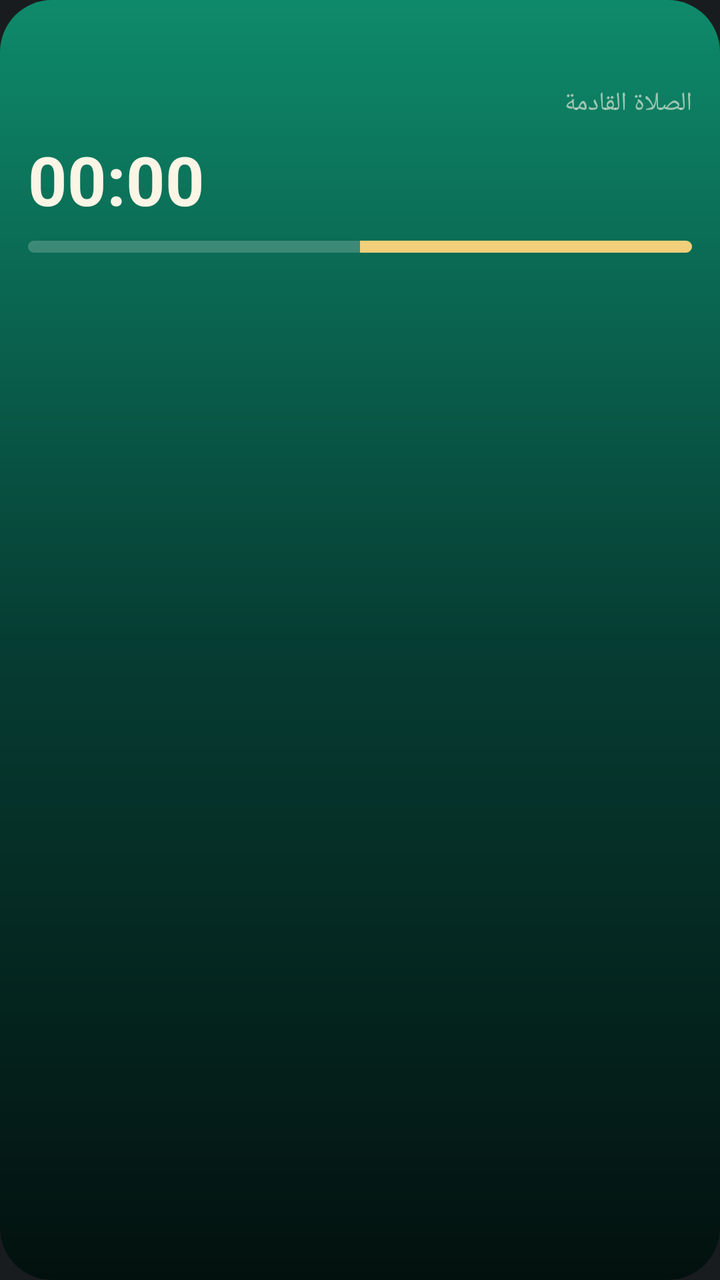
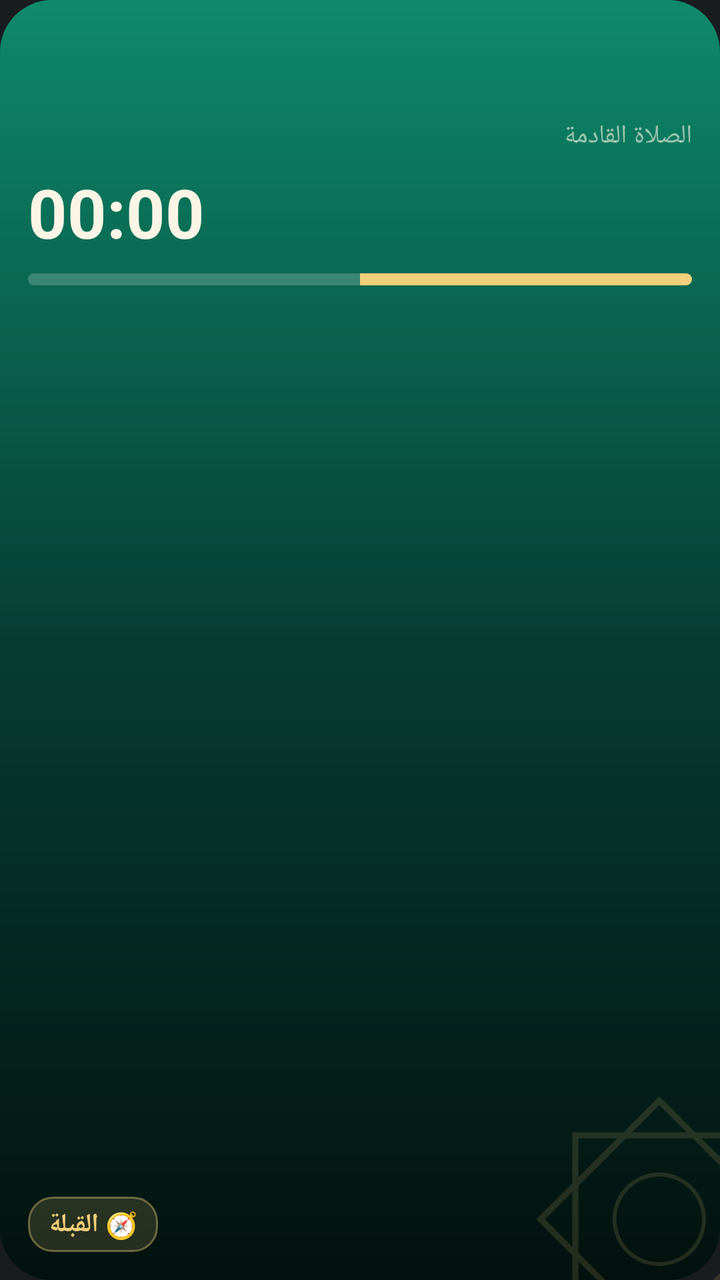

Two renders of the same Android screen: before a commit and after it. Below are the layout's source before the change and the commit's diff.
<!-- AndroidManifest.xml: application theme android:Theme.DeviceDefault.NoActionBar -->
<!-- res/layout/widget_large.xml -->
<?xml version="1.0" encoding="utf-8"?>
<LinearLayout xmlns:android="http://schemas.android.com/apk/res/android"
    android:id="@+id/root"
    android:layout_width="match_parent"
    android:layout_height="match_parent"
    android:background="@drawable/bg_dhuhr"
    android:layoutDirection="rtl"
    android:orientation="vertical"
    android:padding="14dp">

    <LinearLayout
        android:layout_width="match_parent"
        android:layout_height="wrap_content"
        android:orientation="horizontal">
        <TextView
            android:id="@+id/hijri"
            android:layout_width="0dp"
            android:layout_height="wrap_content"
            android:layout_weight="1"
            android:textColor="@color/gold"
            android:textSize="13sp"
            android:maxLines="1" />
        <TextView
            android:id="@+id/city"
            android:layout_width="wrap_content"
            android:layout_height="wrap_content"
            android:textColor="@color/dim"
            android:textSize="13sp"
            android:maxLines="1" />
    </LinearLayout>

    <LinearLayout
        android:layout_width="match_parent"
        android:layout_height="wrap_content"
        android:layout_marginTop="6dp"
        android:gravity="center_vertical"
        android:orientation="horizontal">
        <LinearLayout
            android:layout_width="0dp"
            android:layout_height="wrap_content"
            android:layout_weight="1"
            android:orientation="vertical">
            <TextView
                android:id="@+id/next_label"
                android:layout_width="wrap_content"
                android:layout_height="wrap_content"
                android:text="الصلاة القادمة"
                android:textColor="@color/dim"
                android:textSize="13sp" />
            <TextView
                android:id="@+id/next_name"
                android:layout_width="wrap_content"
                android:layout_height="wrap_content"
                android:textColor="@color/gold"
                android:textSize="40sp"
                android:textStyle="bold"
                android:maxLines="1"
                android:includeFontPadding="false" />
        </LinearLayout>
        <LinearLayout
            android:layout_width="wrap_content"
            android:layout_height="wrap_content"
            android:gravity="end"
            android:orientation="vertical">
            <TextView
                android:id="@+id/next_time"
                android:layout_width="wrap_content"
                android:layout_height="wrap_content"
                android:textColor="@color/ivory"
                android:textSize="22sp"
                android:textStyle="bold" />
            <Chronometer
                android:id="@+id/countdown"
                android:layout_width="wrap_content"
                android:layout_height="wrap_content"
                android:countDown="true"
                android:textColor="@color/ivory"
                android:textSize="34sp"
                android:textStyle="bold"
                android:layoutDirection="ltr" />
        </LinearLayout>
    </LinearLayout>

    <ProgressBar
        android:id="@+id/progress"
        style="@android:style/Widget.ProgressBar.Horizontal"
        android:layout_width="match_parent"
        android:layout_height="6dp"
        android:layout_marginTop="8dp"
        android:layout_marginBottom="8dp"
        android:max="1000"
        android:progress="500"
        android:progressDrawable="@drawable/progress_gold" />

    <LinearLayout
        android:layout_width="match_parent"
        android:layout_height="0dp"
        android:layout_weight="1"
        android:orientation="vertical">
        <LinearLayout
            android:id="@+id/row_fajr"
            android:layout_width="match_parent"
            android:layout_height="0dp"
            android:layout_weight="1"
            android:background="@drawable/tile_off"
            android:gravity="center_vertical"
            android:orientation="horizontal"
            android:paddingStart="12dp"
            android:paddingEnd="12dp">
            <TextView
                android:id="@+id/name_fajr"
                android:layout_width="0dp"
                android:layout_height="wrap_content"
                android:layout_weight="1"
                android:textColor="@color/ivory"
                android:textSize="20sp"
                android:textStyle="bold"
                android:maxLines="1" />
            <TextView
                android:id="@+id/time_fajr"
                android:layout_width="wrap_content"
                android:layout_height="wrap_content"
                android:textColor="@color/ivory"
                android:textSize="21sp"
                android:textStyle="bold"
                android:maxLines="1" />
        </LinearLayout>
        <LinearLayout
            android:id="@+id/row_sunrise"
            android:layout_width="match_parent"
            android:layout_height="0dp"
            android:layout_weight="1"
            android:background="@drawable/tile_off"
            android:gravity="center_vertical"
            android:orientation="horizontal"
            android:paddingStart="12dp"
            android:paddingEnd="12dp">
            <TextView
                android:id="@+id/name_sunrise"
                android:layout_width="0dp"
                android:layout_height="wrap_content"
                android:layout_weight="1"
                android:textColor="@color/ivory"
                android:textSize="16sp"
                android:textStyle="bold"
                android:maxLines="1" />
            <TextView
                android:id="@+id/time_sunrise"
                android:layout_width="wrap_content"
                android:layout_height="wrap_content"
                android:textColor="@color/ivory"
                android:textSize="16sp"
                android:textStyle="bold"
                android:maxLines="1" />
        </LinearLayout>
        <LinearLayout
            android:id="@+id/row_dhuhr"
            android:layout_width="match_parent"
            android:layout_height="0dp"
            android:layout_weight="1"
            android:background="@drawable/tile_off"
            android:gravity="center_vertical"
            android:orientation="horizontal"
            android:paddingStart="12dp"
            android:paddingEnd="12dp">
            <TextView
                android:id="@+id/name_dhuhr"
                android:layout_width="0dp"
                android:layout_height="wrap_content"
                android:layout_weight="1"
                android:textColor="@color/ivory"
                android:textSize="20sp"
                android:textStyle="bold"
                android:maxLines="1" />
            <TextView
                android:id="@+id/time_dhuhr"
                android:layout_width="wrap_content"
                android:layout_height="wrap_content"
                android:textColor="@color/ivory"
                android:textSize="21sp"
                android:textStyle="bold"
                android:maxLines="1" />
        </LinearLayout>
        <LinearLayout
            android:id="@+id/row_asr"
            android:layout_width="match_parent"
            android:layout_height="0dp"
            android:layout_weight="1"
            android:background="@drawable/tile_off"
            android:gravity="center_vertical"
            android:orientation="horizontal"
            android:paddingStart="12dp"
            android:paddingEnd="12dp">
            <TextView
                android:id="@+id/name_asr"
                android:layout_width="0dp"
                android:layout_height="wrap_content"
                android:layout_weight="1"
                android:textColor="@color/ivory"
                android:textSize="20sp"
                android:textStyle="bold"
                android:maxLines="1" />
            <TextView
                android:id="@+id/time_asr"
                android:layout_width="wrap_content"
                android:layout_height="wrap_content"
                android:textColor="@color/ivory"
                android:textSize="21sp"
                android:textStyle="bold"
                android:maxLines="1" />
        </LinearLayout>
        <LinearLayout
            android:id="@+id/row_maghrib"
            android:layout_width="match_parent"
            android:layout_height="0dp"
            android:layout_weight="1"
            android:background="@drawable/tile_off"
            android:gravity="center_vertical"
            android:orientation="horizontal"
            android:paddingStart="12dp"
            android:paddingEnd="12dp">
            <TextView
                android:id="@+id/name_maghrib"
                android:layout_width="0dp"
                android:layout_height="wrap_content"
                android:layout_weight="1"
                android:textColor="@color/ivory"
                android:textSize="20sp"
                android:textStyle="bold"
                android:maxLines="1" />
            <TextView
                android:id="@+id/time_maghrib"
                android:layout_width="wrap_content"
                android:layout_height="wrap_content"
                android:textColor="@color/ivory"
                android:textSize="21sp"
                android:textStyle="bold"
                android:maxLines="1" />
        </LinearLayout>
        <LinearLayout
            android:id="@+id/row_isha"
            android:layout_width="match_parent"
            android:layout_height="0dp"
            android:layout_weight="1"
            android:background="@drawable/tile_off"
            android:gravity="center_vertical"
            android:orientation="horizontal"
            android:paddingStart="12dp"
            android:paddingEnd="12dp">
            <TextView
                android:id="@+id/name_isha"
                android:layout_width="0dp"
                android:layout_height="wrap_content"
                android:layout_weight="1"
                android:textColor="@color/ivory"
                android:textSize="20sp"
                android:textStyle="bold"
                android:maxLines="1" />
            <TextView
                android:id="@+id/time_isha"
                android:layout_width="wrap_content"
                android:layout_height="wrap_content"
                android:textColor="@color/ivory"
                android:textSize="21sp"
                android:textStyle="bold"
                android:maxLines="1" />
        </LinearLayout>
    </LinearLayout>
</LinearLayout>
<!-- resources referenced by this layout -->
<resources>
  <color name="dim">#99FBF5E6</color>
  <color name="gold">#F2CF7A</color>
  <color name="ivory">#FBF5E6</color>
  <!-- drawable bg_dhuhr (drawable) -->
  <?xml version="1.0" encoding="utf-8"?>
  <shape xmlns:android="http://schemas.android.com/apk/res/android" android:shape="rectangle">
      <gradient android:type="linear" android:angle="270" android:startColor="#0E8A6A" android:centerColor="#063D33" android:endColor="#03110E" />
      <corners android:radius="26dp" />
  </shape>
  <!-- drawable progress_gold (drawable) -->
  <?xml version="1.0" encoding="utf-8"?>
  <layer-list xmlns:android="http://schemas.android.com/apk/res/android">
      <item android:id="@android:id/background">
          <shape><corners android:radius="4dp" /><solid android:color="#33FFFFFF" /></shape>
      </item>
      <item android:id="@android:id/progress">
          <clip><shape><corners android:radius="4dp" /><solid android:color="#F2CF7A" /></shape></clip>
      </item>
  </layer-list>
  <!-- drawable tile_off (drawable) -->
  <?xml version="1.0" encoding="utf-8"?>
  <shape xmlns:android="http://schemas.android.com/apk/res/android" android:shape="rectangle">
      <solid android:color="#00FFFFFF" />
      <corners android:radius="12dp" />
  </shape>
</resources>

<!-- the commit's change to res/layout/widget_large.xml (unified diff, before → after) -->
@@ -1,9 +1,23 @@
 <?xml version="1.0" encoding="utf-8"?>
-<LinearLayout xmlns:android="http://schemas.android.com/apk/res/android"
+<FrameLayout xmlns:android="http://schemas.android.com/apk/res/android"
     android:id="@+id/root"
     android:layout_width="match_parent"
     android:layout_height="match_parent"
-    android:background="@drawable/bg_dhuhr"
+    android:background="@drawable/bg_dhuhr">
+
+    <ImageView
+        android:layout_width="140dp"
+        android:layout_height="140dp"
+        android:layout_gravity="bottom|end"
+        android:layout_marginEnd="-40dp"
+        android:layout_marginBottom="-40dp"
+        android:alpha="0.14"
+        android:src="@drawable/star8"
+        android:importantForAccessibility="no" />
+
+<LinearLayout
+    android:layout_width="match_parent"
+    android:layout_height="match_parent"
     android:layoutDirection="rtl"
     android:orientation="vertical"
     android:padding="14dp">
@@ -29,6 +43,15 @@
             android:maxLines="1" />
     </LinearLayout>
 
+    <TextView
+        android:id="@+id/gregorian"
+        android:layout_width="match_parent"
+        android:layout_height="wrap_content"
+        android:ellipsize="end"
+        android:maxLines="1"
+        android:textColor="@color/dim"
+        android:textSize="12sp" />
+
     <LinearLayout
         android:layout_width="match_parent"
         android:layout_height="wrap_content"
@@ -266,4 +289,35 @@
                 android:maxLines="1" />
         </LinearLayout>
     </LinearLayout>
+    <LinearLayout
+        android:layout_width="match_parent"
+        android:layout_height="wrap_content"
+        android:layout_marginTop="8dp"
+        android:gravity="center_vertical"
+        android:orientation="horizontal">
+        <TextView
+            android:id="@+id/islamic"
+            android:layout_width="0dp"
+            android:layout_height="wrap_content"
+            android:layout_weight="1"
+            android:ellipsize="end"
+            android:maxLines="2"
+            android:textColor="@color/ivory"
+            android:textSize="12sp" />
+        <TextView
+            android:id="@+id/qibla"
+            android:layout_width="wrap_content"
+            android:layout_height="wrap_content"
+            android:layout_marginStart="8dp"
+            android:background="@drawable/chip"
+            android:paddingStart="10dp"
+            android:paddingTop="5dp"
+            android:paddingEnd="10dp"
+            android:paddingBottom="5dp"
+            android:text="🧭 القبلة"
+            android:textColor="@color/gold"
+            android:textSize="13sp"
+            android:textStyle="bold" />
+    </LinearLayout>
 </LinearLayout>
+</FrameLayout>
<!-- resource entries referenced after the edit -->
@@ -9,6 +9,13 @@
       <gradient android:type="linear" android:angle="270" android:startColor="#0E8A6A" android:centerColor="#063D33" android:endColor="#03110E" />
       <corners android:radius="26dp" />
   </shape>
+  <!-- drawable chip (drawable) -->
+  <?xml version="1.0" encoding="utf-8"?>
+  <shape xmlns:android="http://schemas.android.com/apk/res/android" android:shape="rectangle">
+      <solid android:color="#26F2CF7A" />
+      <stroke android:width="1dp" android:color="#66F2CF7A" />
+      <corners android:radius="12dp" />
+  </shape>
   <!-- drawable progress_gold (drawable) -->
   <?xml version="1.0" encoding="utf-8"?>
   <layer-list xmlns:android="http://schemas.android.com/apk/res/android">
@@ -19,6 +26,17 @@
           <clip><shape><corners android:radius="4dp" /><solid android:color="#F2CF7A" /></shape></clip>
       </item>
   </layer-list>
+  <!-- drawable star8 (drawable) -->
+  <?xml version="1.0" encoding="utf-8"?>
+  <vector xmlns:android="http://schemas.android.com/apk/res/android"
+      android:width="96dp" android:height="96dp" android:viewportWidth="100" android:viewportHeight="100">
+      <path android:strokeColor="#F2CF7A" android:strokeWidth="2.2" android:fillColor="#00000000"
+          android:pathData="M20,20 L80,20 L80,80 L20,80 Z" />
+      <path android:strokeColor="#F2CF7A" android:strokeWidth="2.2" android:fillColor="#00000000"
+          android:pathData="M50,7.6 L92.4,50 L50,92.4 L7.6,50 Z" />
+      <path android:strokeColor="#F2CF7A" android:strokeWidth="1.4" android:fillColor="#00000000"
+          android:pathData="M50,34 A16,16 0 1,1 49.9,34 Z" />
+  </vector>
   <!-- drawable tile_off (drawable) -->
   <?xml version="1.0" encoding="utf-8"?>
   <shape xmlns:android="http://schemas.android.com/apk/res/android" android:shape="rectangle">
